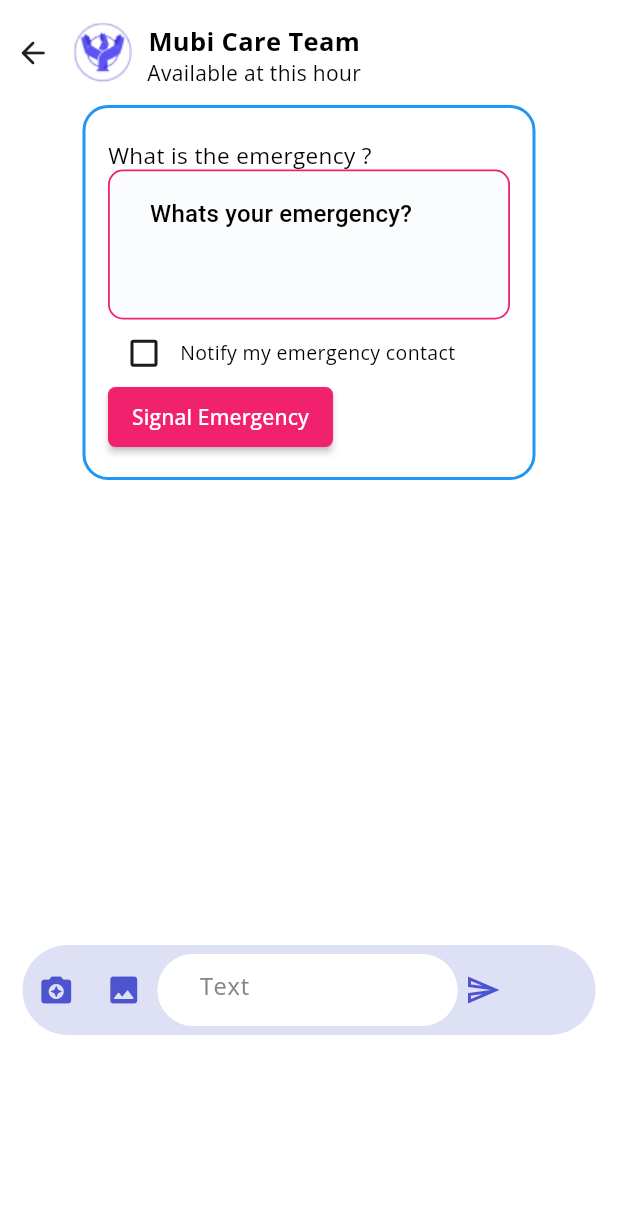
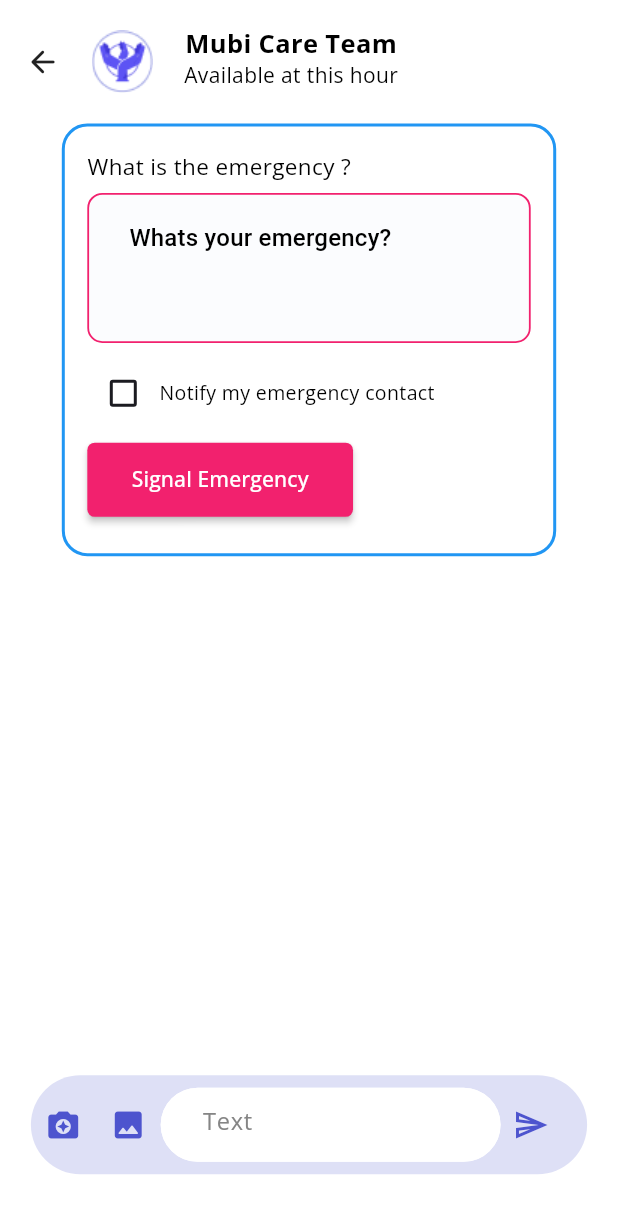
Before and after one commit to winninggodspower/mobi_health, a Flutter app: the ChatScreen screen opened directly, after a tap on "Signal Emergency", on a phone screen of 412 x 824 dp. Shown: the top 1213 px of the screen. Run offline on Flutter 3.47's test engine with Material 3 defaults, Android fonts, the phone set to English and light mode, and no system bars; our stand-ins replace cloud_firestore, country_picker, firebase_auth, firebase_core, flutter_local_notifications, flutter_svg and 7 more; missing offline and left inert: health, workmanager; accounts and stored records are empty; Roboto replaces fonts that are missing (Alegreya).

```diff
--- a/lib/pages/dashboard_pages/action_dropDown/helpScreen/chat_screen.dart
+++ b/lib/pages/dashboard_pages/action_dropDown/chatScreen/chat_screen.dart
@@ -2,10 +2,7 @@ import 'chat_widget.dart';
 import '../export_action_drop_down.dart';
 import 'package:mobi_health/svg_assets.dart';
 
-
-
 // bool isSignalClick = false;
-
 
 class ChatScreen extends StatefulWidget {
   const ChatScreen({super.key});
@@ -29,11 +26,11 @@ class _ChatScreenState extends State<ChatScreen> {
                     children: [
                       Container(
                         width: double.infinity,
-                        height: 70,
+                        height: 10.h,
                         // color: Colors.red,
                         child: Padding(
-                          padding: const EdgeInsets.only(
-                              top: 15, left: 10, right: 10, bottom: 15),
+                          padding: EdgeInsets.only(
+                              top: 2.h, left: 4.w, right: 4.w, bottom: 2.h),
                           child: Row(
                             children: [
                               GestureDetector(
@@ -41,9 +38,9 @@ class _ChatScreenState extends State<ChatScreen> {
                                     popScreen();
                                   },
                                   child: const Icon(Icons.arrow_back_rounded)),
-                              const SizedBox(width: 15),
+                              SizedBox(width: 5.w),
                               Image.asset(healthLogoPic),
-                              const SizedBox(width: 10),
+                              SizedBox(width: 5.w),
                               Column(
                                 children: [
                                   Text(
@@ -69,7 +66,7 @@ class _ChatScreenState extends State<ChatScreen> {
                         ),
                       ),
                       Padding(
-                          padding: const EdgeInsets.only(left: 55, right: 55),
+                          padding: EdgeInsets.only(left: 10.w, right: 10.w),
                           child: context
                                   .watch<DashboardAction>()
                                   .isSignalClickValue
@@ -87,9 +84,9 @@ class _ChatScreenState extends State<ChatScreen> {
                                   textColor: AppColors.backgroundColor,
                                   width: double.infinity,
                                   borderRadiusSize: 5,
-                                  height: 50)),
-                      const SizedBox(
-                        height: 10,
+                                  height: 6.h)),
+                      SizedBox(
+                        height: 2.h,
                       ),
                       const ChatBox()
                     ],
@@ -111,14 +108,15 @@ class _EmergencyTextState extends State<EmergencyText> {
   Widget build(BuildContext context) {
     return Container(
       width: double.infinity,
-      height: 250,
-      margin: const EdgeInsets.only(bottom: 10),
+      height: 35.h,
+      margin:  EdgeInsets.only(bottom: 1.h),
       decoration: BoxDecoration(
           color: Colors.white,
           borderRadius: BorderRadius.circular(17),
           border: Border.all(color: Colors.blue, width: 2)),
       child: Padding(
         padding: const EdgeInsets.all(15),
+        child: SingleChildScrollView(
           child: Column(
             crossAxisAlignment: CrossAxisAlignment.start,
             mainAxisAlignment: MainAxisAlignment.center,
@@ -131,17 +129,17 @@ class _EmergencyTextState extends State<EmergencyText> {
                   fontWeight: FontWeight.w400,
                 ),
               ),
-            // SizedBox(height: 5),
+              SizedBox(height: 1.h),
               EmergencyInput(
                 borderColor: AppColors.secondaryColor,
                 hintText: 'Whats your emergency?',
                 textInput: TextEditingController(),
                 textType: TextInputType.text,
               ),
-            const SizedBox(height: 10),
+              SizedBox(height: 0.02.dp),
               SizedBox(
                 width: double.infinity,
-              height: 25,
+                height: 6.h,
                 child: Row(
                   children: [
                     Checkbox(
@@ -165,7 +163,7 @@ class _EmergencyTextState extends State<EmergencyText> {
                   ],
                 ),
               ),
-            const SizedBox(height: 10),
+              SizedBox(height: 1.h),
               materialButton(
                   buttonBkColor: AppColors.secondaryColor,
                   onPres: () {
@@ -176,10 +174,11 @@ class _EmergencyTextState extends State<EmergencyText> {
                   size: 14,
                   text: "Signal Emergency",
                   textColor: AppColors.backgroundColor,
-                width: 150,
+                  width: 43.w,
                   borderRadiusSize: 5,
-                height: 40)
+                  height: 6.h)
             ],
+          ),
         ),
       ),
     );
--- a/lib/pages/dashboard_pages/action_dropDown/helpScreen/chat_widget.dart
+++ b/lib/pages/dashboard_pages/action_dropDown/chatScreen/chat_widget.dart
@@ -14,7 +14,7 @@ class _ChatBoxState extends State<ChatBox> {
   Widget build(BuildContext context) {
     return Container(
         width: double.infinity,
-        height: context.watch<DashboardAction>().isSignalClickValue ? 350 : 560,
+        height: context.watch<DashboardAction>().isSignalClickValue ? 48.h : 78.h,
         // color: const Color.fromARGB(255, 110, 23, 23),
         child: Align(
           alignment: Alignment.bottomCenter,
@@ -28,8 +28,8 @@ class _ChatBoxState extends State<ChatBox> {
                 ),
                 Container(
                   width: double.infinity,
-                  height: 60,
-                  margin: const EdgeInsets.only(left: 15, right: 15),
+                  height: 8.h,
+                  margin:  EdgeInsets.only(left: 5.w, right: 5.w),
                   decoration: BoxDecoration(
                       borderRadius: BorderRadius.circular(50),
                       color: AppColors.primary_200Color),
@@ -37,7 +37,7 @@ class _ChatBoxState extends State<ChatBox> {
                     children: [
                       Container(
                         // color: Colors.pink,
-                        width: 90,
+                        width: 21.w,
                         child: const Row(
                           mainAxisAlignment: MainAxisAlignment.spaceAround,
                           children: [
@@ -53,14 +53,15 @@ class _ChatBoxState extends State<ChatBox> {
                         ),
                       ),
                       chatInput(),
-                      const SizedBox(width: 5),
+                      SizedBox(width: 2.w),
                       const Icon(
                         Icons.send_outlined,
                         color: AppColors.primary_600Color,
                       )
                     ],
                   ),
-                )
+                ),
+                SizedBox(height: 1.h,)
               ],
             ),
           ),
@@ -70,8 +71,8 @@ class _ChatBoxState extends State<ChatBox> {
 
 Container chatInput() {
   return Container(
-    width: 200,
-    height: 48,
+    width: 55.w,
+    height: 6.h,
     child: TextFormField(
       controller: TextEditingController(),
       maxLines: 1,
--- a/lib/pages/dashboard_pages/action_dropDown/export_action_drop_down.dart
+++ b/lib/pages/dashboard_pages/action_dropDown/export_action_drop_down.dart
@@ -1,3 +1,4 @@
+export 'package:responsive_sizer/responsive_sizer.dart';
 export 'package:mobi_health/widgets/app_bar.dart';
 export 'package:mobi_health/widgets/user_input.dart';
 export 'package:mobi_health/pages/components/app_label.dart';
@@ -7,7 +8,7 @@ export 'package:provider/provider.dart';
 export '../../../widgets/navigations.dart';
 export 'package:google_fonts/google_fonts.dart';
 export '../../../providers/device_permission_provider.dart';
-export 'package:mobi_health/pages/dashboard_pages/action_dropDown/helpScreen/chat_screen.dart';
+export 'package:mobi_health/pages/dashboard_pages/action_dropDown/chatScreen/chat_screen.dart';
 export 'package:mobi_health/pages/dashboard_pages/action_dropDown/actionView/update_password.dart';
 export 'package:mobi_health/pages/dashboard_pages/action_dropDown/emergency_con/emergency_contact.dart';
 export 'package:mobi_health/widgets/app_buttons.dart';
--- a/lib/pages/dashboard_pages/components/expert_chat_dashboard_page.dart
+++ b/lib/pages/dashboard_pages/components/expert_chat_dashboard_page.dart
@@ -2,7 +2,7 @@ import 'package:flutter/material.dart';
 import 'package:mobi_health/theme.dart';
 import 'package:google_fonts/google_fonts.dart';
 import 'package:mobi_health/widgets/navigations.dart';
-import '../action_dropDown/helpScreen/chat_screen.dart';
+import '../action_dropDown/chatScreen/chat_screen.dart';
 import 'package:mobi_health/pages/dashboard_pages/components/dashboard_profile_notification.dart';
 
 class ExpertChatDashboardPage extends StatefulWidget {
--- a/lib/svg_assets.dart
+++ b/lib/svg_assets.dart
@@ -20,3 +20,7 @@ const String healthLogoPic = 'assets/mobi-health-logo.png';
 const String contactIcon = 'assets/svgs/contact.svg';
 const String avatartIcon = 'assets/svgs/avatart.svg';
 const String logoutIcon = 'assets/svgs/logout.svg';
+const String privacyPolicySvgIcon = 'assets/svgs/privacy-policy.svg';
+const String fqaIconSvgIcon = 'assets/svgs/fqaIcon.svg';
+const String aboutIconSvgIcon = 'assets/svgs/aboutIcon.svg';
+const String chatUsIcon = 'assets/svgs/chatUsIcon.svg';
--- a/lib/widgets/app_bar.dart
+++ b/lib/widgets/app_bar.dart
@@ -13,9 +13,9 @@ AppBar appAppBar(String title) {
     title: Text(
       title,
       style: GoogleFonts.openSans(
-        fontSize: 19,
+        fontSize: 26,
         color: AppColors.primary_800Color,
-        fontWeight: FontWeight.w800,
+        fontWeight: FontWeight.w700,
       ),
     ),
   );
--- a/lib/widgets/app_buttons.dart
+++ b/lib/widgets/app_buttons.dart
@@ -20,6 +20,7 @@ Widget materialButton({
       shape: RoundedRectangleBorder(
         borderRadius: BorderRadius.circular(borderRadiusSize),
       ),
+      child: FittedBox(
         child: Text(
           text,
           style: GoogleFonts.openSans(
@@ -29,5 +30,6 @@ Widget materialButton({
           ),
         ),
       ),
+    ),
   );
 }
--- a/pubspec.yaml
+++ b/pubspec.yaml
@@ -25,6 +25,7 @@ dependencies:
   share_plus: ^9.0.0
   shared_preferences: ^2.2.3
   workmanager: ^0.5.2
+  responsive_sizer: ^3.3.1
 
 dev_dependencies:
   flutter_test:
```
Also changed, not shown: lib/main.dart (+9 -2 lines), lib/pages/dashboard_pages/action_dropDown/actionView/update_password.dart (+11 -13 lines), lib/pages/dashboard_pages/action_dropDown/emergency_con/emergency_contact.dart (+12 -11 lines), lib/pages/dashboard_pages/action_dropDown/help/help_screen.dart (added, +108 -0 lines), lib/pages/dashboard_pages/action_dropDown/personal_details/personal_details.dart (added, +284 -0 lines), lib/pages/dashboard_pages/components/dashboard_profile_notification.dart (+12 -2 lines), assets/svgs/aboutIcon.svg (added), assets/svgs/chatUsIcon.svg (added), assets/svgs/fqaIcon.svg (added), assets/svgs/privacy-policy.svg (added), pubspec.lock. Lines whose indentation alone changed are shown as unchanged.
